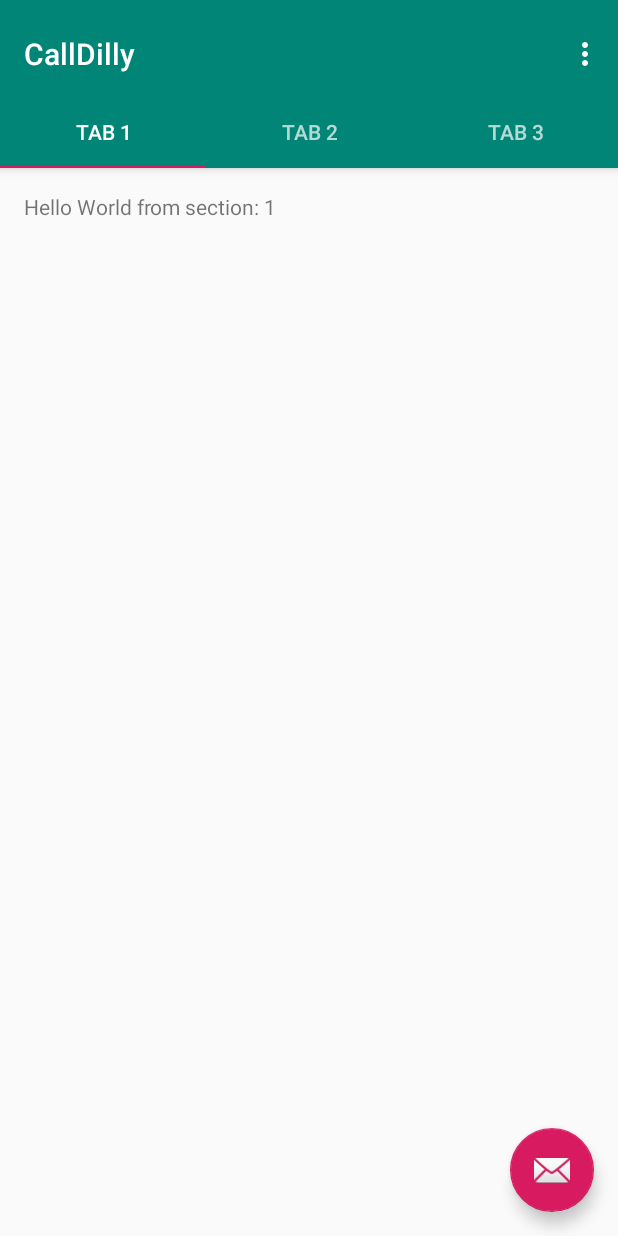
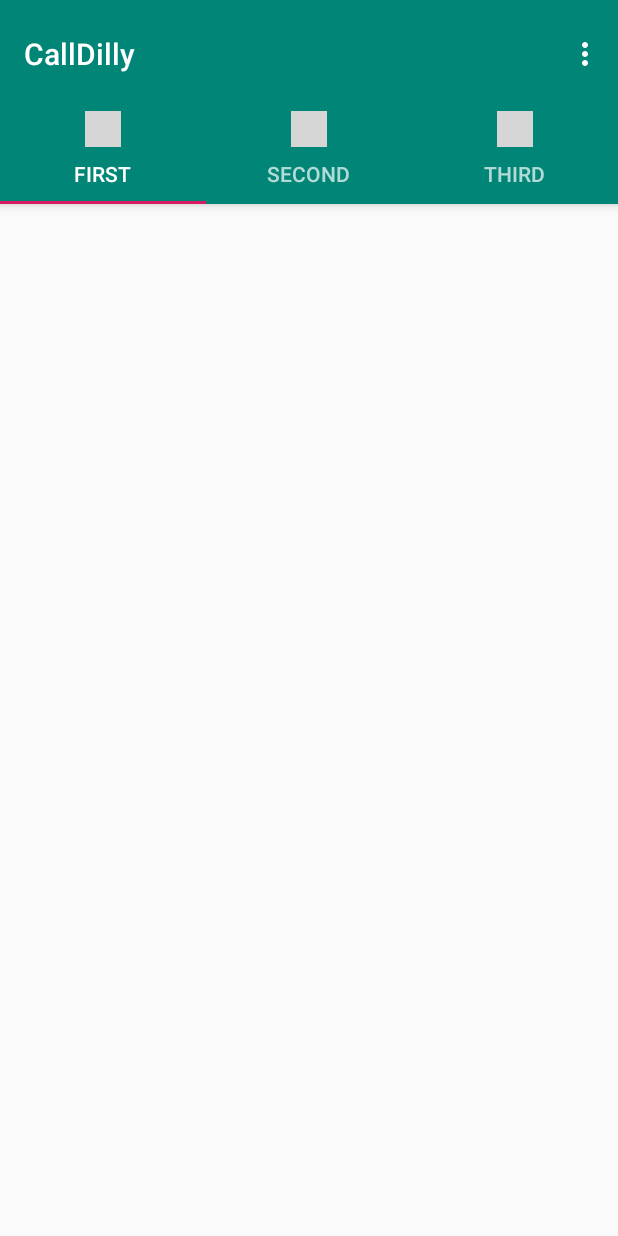
Before and after one commit to baselinerahul/CallDillyAndroid, an Android app: the MainActivity screen opened directly, with no data from a screen before it, on a phone screen of 412 x 824 dp. Run offline under Robolectric (Android 15) with nearby library versions, the phone set to English and light mode, and no system bars; grey boxes are pictures that could not be loaded.

Commit message:
tab layout

```diff
--- a/app/src/main/java/anil/appli/call/twilio/calldilly/MainActivity.java
+++ b/app/src/main/java/anil/appli/call/twilio/calldilly/MainActivity.java
@@ -1,5 +1,7 @@
 package anil.appli.call.twilio.calldilly;
 
+import android.database.Cursor;
+import android.provider.ContactsContract;
 import android.support.design.widget.TabLayout;
 import android.support.design.widget.FloatingActionButton;
 import android.support.design.widget.Snackbar;
@@ -22,7 +24,7 @@
 public class MainActivity extends AppCompatActivity {
 
 
-    private SectionsPagerAdapter mSectionsPagerAdapter;
+    private PagerAdapter mSectionsPagerAdapter;
 
 
     private ViewPager mViewPager;
@@ -34,24 +36,29 @@
 
         Toolbar toolbar = (Toolbar) findViewById(R.id.toolbar);
         setSupportActionBar(toolbar);
-        mSectionsPagerAdapter = new SectionsPagerAdapter(getSupportFragmentManager());
+        mSectionsPagerAdapter = new PagerAdapter(getSupportFragmentManager());
         mViewPager = (ViewPager) findViewById(R.id.container);
         mViewPager.setAdapter(mSectionsPagerAdapter);
-
         TabLayout tabLayout = (TabLayout) findViewById(R.id.tabs);
+        TabLayout.Tab firstTab = tabLayout.newTab();
+        firstTab.setText("First"); // set the Text for the first Tab
+        firstTab.setIcon(R.drawable.com_facebook_button_icon); // set an icon for the
+// first tab
+        tabLayout.addTab(firstTab); // add  the tab at in the TabLayout
+// Create a new Tab named "Second"
+        TabLayout.Tab secondTab = tabLayout.newTab();
+        secondTab.setText("Second"); // set the Text for the second Tab
+        secondTab.setIcon(R.drawable.com_facebook_button_icon); // set an icon for the second tab
+        tabLayout.addTab(secondTab); // add  the tab  in the TabLayout
+// Create a new Tab named "Third"
+        TabLayout.Tab thirdTab = tabLayout.newTab();
+        thirdTab.setText("Third"); // set the Text for the first Tab
+        thirdTab.setIcon(R.drawable.com_facebook_button_icon); // set an icon for the first tab
+        tabLayout.addTab(thirdTab);
+        //    TabLayout tabLayout = (TabLayout) findViewById(R.id.tabs);
 
         mViewPager.addOnPageChangeListener(new TabLayout.TabLayoutOnPageChangeListener(tabLayout));
         tabLayout.addOnTabSelectedListener(new TabLayout.ViewPagerOnTabSelectedListener(mViewPager));
-
-        FloatingActionButton fab = (FloatingActionButton) findViewById(R.id.fab);
-        fab.setOnClickListener(new View.OnClickListener() {
-            @Override
-            public void onClick(View view) {
-                Snackbar.make(view, "Replace with your own action", Snackbar.LENGTH_LONG)
-                        .setAction("Action", null).show();
-            }
-        });
-
     }
 
 
@@ -80,59 +87,59 @@
     /**
      * A placeholder fragment containing a simple view.
      */
-    public static class PlaceholderFragment extends Fragment {
-        /**
-         * The fragment argument representing the section number for this
-         * fragment.
-         */
-        private static final String ARG_SECTION_NUMBER = "section_number";
-
-        public PlaceholderFragment() {
-        }
-
-        /**
-         * Returns a new instance of this fragment for the given section
-         * number.
-         */
-        public static PlaceholderFragment newInstance(int sectionNumber) {
-            PlaceholderFragment fragment = new PlaceholderFragment();
-            Bundle args = new Bundle();
-            args.putInt(ARG_SECTION_NUMBER, sectionNumber);
-            fragment.setArguments(args);
-            return fragment;
-        }
-
-        @Override
-        public View onCreateView(LayoutInflater inflater, ViewGroup container,
-                                 Bundle savedInstanceState) {
-            View rootView = inflater.inflate(R.layout.fragment_main, container, false);
-            TextView textView = (TextView) rootView.findViewById(R.id.section_label);
-            textView.setText(getString(R.string.section_format, getArguments().getInt(ARG_SECTION_NUMBER)));
-            return rootView;
-        }
-    }
+//    public static class PlaceholderFragment extends Fragment {
+//        /**
+//         * The fragment argument representing the section number for this
+//         * fragment.
+//         */
+//        private static final String ARG_SECTION_NUMBER = "section_number";
+//
+//        public PlaceholderFragment() {
+//        }
+//
+//        /**
+//         * Returns a new instance of this fragment for the given section
+//         * number.
+//         */
+//        public static PlaceholderFragment newInstance(int sectionNumber) {
+//            PlaceholderFragment fragment = new PlaceholderFragment();
+//            Bundle args = new Bundle();
+//            args.putInt(ARG_SECTION_NUMBER, sectionNumber);
+//            fragment.setArguments(args);
+//            return fragment;
+//        }
+//
+//        @Override
+//        public View onCreateView(LayoutInflater inflater, ViewGroup container,
+//                                 Bundle savedInstanceState) {
+//            View rootView = inflater.inflate(R.layout.fragment_main, container, false);
+//            TextView textView = (TextView) rootView.findViewById(R.id.section_label);
+//            textView.setText(getString(R.string.section_format, getArguments().getInt(ARG_SECTION_NUMBER)));
+//            return rootView;
+//        }
+//    }
 
     /**
      * A {@link FragmentPagerAdapter} that returns a fragment corresponding to
      * one of the sections/tabs/pages.
      */
-    public class SectionsPagerAdapter extends FragmentPagerAdapter {
-
-        public SectionsPagerAdapter(FragmentManager fm) {
-            super(fm);
-        }
-
-        @Override
-        public Fragment getItem(int position) {
-            // getItem is called to instantiate the fragment for the given page.
-            // Return a PlaceholderFragment (defined as a static inner class below).
-            return PlaceholderFragment.newInstance(position + 1);
-        }
-
-        @Override
-        public int getCount() {
-            // Show 3 total pages.
-            return 3;
-        }
-    }
+//    public class SectionsPagerAdapter extends FragmentPagerAdapter {
+//
+//        public SectionsPagerAdapter(FragmentManager fm) {
+//            super(fm);
+//        }
+//
+//        @Override
+//        public Fragment getItem(int position) {
+//            // getItem is called to instantiate the fragment for the given page.
+//            // Return a PlaceholderFragment (defined as a static inner class below).
+//            return PlaceholderFragment.newInstance(position + 1);
+//        }
+//
+//        @Override
+//        public int getCount() {
+//            // Show 3 total pages.
+//            return 3;
+//        }
+//    }
 }
--- /dev/null
+++ b/app/src/main/java/anil/appli/call/twilio/calldilly/PagerAdapter.java
@@ -0,0 +1,41 @@
+package anil.appli.call.twilio.calldilly;
+
+import android.support.v4.app.Fragment;
+import android.support.v4.app.FragmentManager;
+import android.support.v4.app.FragmentStatePagerAdapter;
+
+import anil.appli.call.twilio.calldilly.fragment.FirstFragment;
+import anil.appli.call.twilio.calldilly.fragment.SecondFragment;
+import anil.appli.call.twilio.calldilly.fragment.ThirdFragment;
+
+public class PagerAdapter extends FragmentStatePagerAdapter {
+    private int NumOfTabs;
+
+    public PagerAdapter(FragmentManager fm) {
+        super(fm);
+        this.NumOfTabs = NumOfTabs;
+    }
+
+    @Override
+    public Fragment getItem(int position) {
+
+        switch (position) {
+            case 0:
+                FirstFragment tab1 = new FirstFragment();
+                return tab1;
+            case 1:
+                SecondFragment tab2 = new SecondFragment();
+                return tab2;
+            case 2:
+                ThirdFragment tab3 = new ThirdFragment();
+                return tab3;
+            default:
+                return null;
+        }
+    }
+
+    @Override
+    public int getCount() {
+        return NumOfTabs;
+    }
+}
--- a/app/src/main/res/layout/activity_main.xml
+++ b/app/src/main/res/layout/activity_main.xml
@@ -32,23 +32,23 @@
             android:layout_width="match_parent"
             android:layout_height="wrap_content">
 
-            <android.support.design.widget.TabItem
-                android:id="@+id/tabItem"
-                android:layout_width="wrap_content"
-                android:layout_height="wrap_content"
-                android:text="@string/tab_text_1" />
+            <!--<android.support.design.widget.TabItem-->
+            <!--android:id="@+id/tabItem"-->
+            <!--android:layout_width="wrap_content"-->
+            <!--android:layout_height="wrap_content"-->
+            <!--android:text="@string/tab_text_1" />-->
 
-            <android.support.design.widget.TabItem
-                android:id="@+id/tabItem2"
-                android:layout_width="wrap_content"
-                android:layout_height="wrap_content"
-                android:text="@string/tab_text_2" />
+            <!--<android.support.design.widget.TabItem-->
+            <!--android:id="@+id/tabItem2"-->
+            <!--android:layout_width="wrap_content"-->
+            <!--android:layout_height="wrap_content"-->
+            <!--android:text="@string/tab_text_2" />-->
 
-            <android.support.design.widget.TabItem
-                android:id="@+id/tabItem3"
-                android:layout_width="wrap_content"
-                android:layout_height="wrap_content"
-                android:text="@string/tab_text_3" />
+            <!--<android.support.design.widget.TabItem-->
+            <!--android:id="@+id/tabItem3"-->
+            <!--android:layout_width="wrap_content"-->
+            <!--android:layout_height="wrap_content"-->
+            <!--android:text="@string/tab_text_3" />-->
 
         </android.support.design.widget.TabLayout>
     </android.support.design.widget.AppBarLayout>
@@ -59,12 +59,5 @@
         android:layout_height="match_parent"
         app:layout_behavior="@string/appbar_scrolling_view_behavior" />
 
-    <android.support.design.widget.FloatingActionButton
-        android:id="@+id/fab"
-        android:layout_width="wrap_content"
-        android:layout_height="wrap_content"
-        android:layout_gravity="end|bottom"
-        android:layout_margin="@dimen/fab_margin"
-        app:srcCompat="@android:drawable/ic_dialog_email" />
 
 </android.support.design.widget.CoordinatorLayout>
--- a/app/src/main/res/layout/activity_registation.xml
+++ b/app/src/main/res/layout/activity_registation.xml
@@ -203,7 +203,7 @@
         android:layout_marginEnd="8dp"
         android:layout_marginStart="8dp"
         android:layout_marginTop="8dp"
-        android:text="Confirm Password"
+        android:text="Phone Number     "
         app:layout_constraintBottom_toBottomOf="parent"
         app:layout_constraintEnd_toEndOf="parent"
         app:layout_constraintHorizontal_bias="0.405"
```
Also changed, not shown: app/src/main/java/anil/appli/call/twilio/calldilly/Login.java (+66 -6 lines), app/src/main/java/anil/appli/call/twilio/calldilly/Registation.java (+71 -2 lines), app/src/main/java/anil/appli/call/twilio/calldilly/comm/Common.java (+4 -12 lines), app/src/main/java/anil/appli/call/twilio/calldilly/fragment/FirstFragment.java (added, +29 -0 lines), app/src/main/java/anil/appli/call/twilio/calldilly/fragment/SecondFragment.java (added, +29 -0 lines), app/src/main/java/anil/appli/call/twilio/calldilly/fragment/ThirdFragment.java (added, +29 -0 lines), app/src/main/java/anil/appli/call/twilio/calldilly/pojo/UserPOJO.java (added, +52 -0 lines), app/src/main/res/layout/activity_login.xml (+5 -5 lines), app/src/main/res/layout/fragment_first.xml (added, +16 -0 lines), app/src/main/res/layout/fragment_second.xml (added, +18 -0 lines), app/src/main/res/layout/fragment_third.xml (added, +16 -0 lines).
